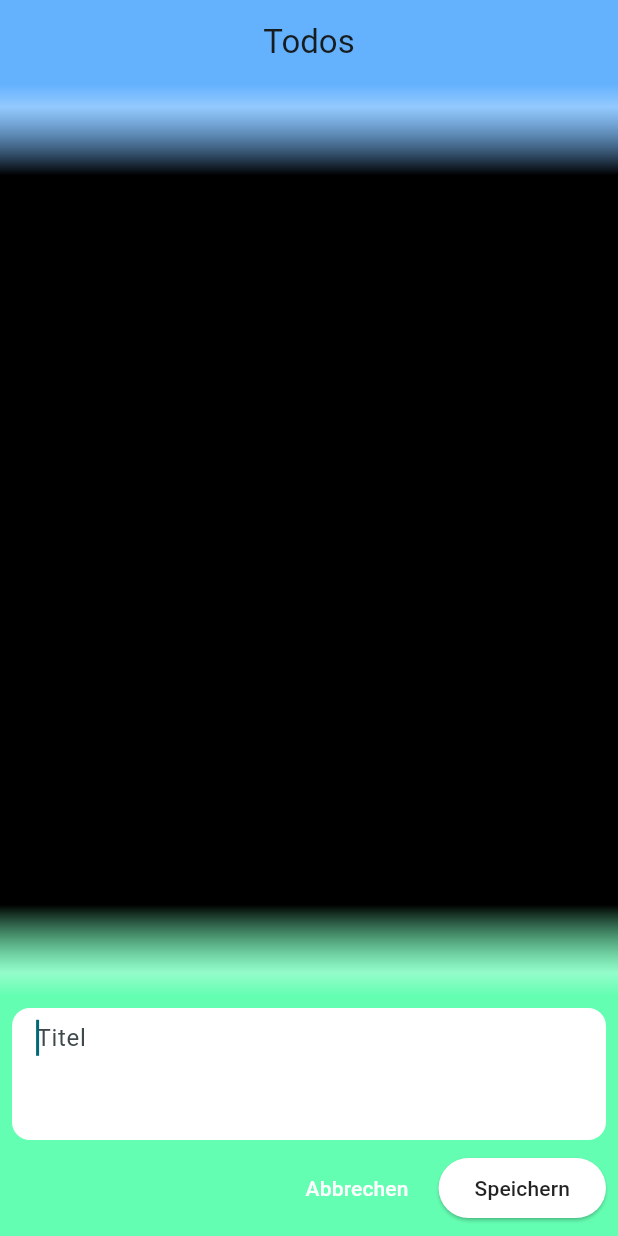
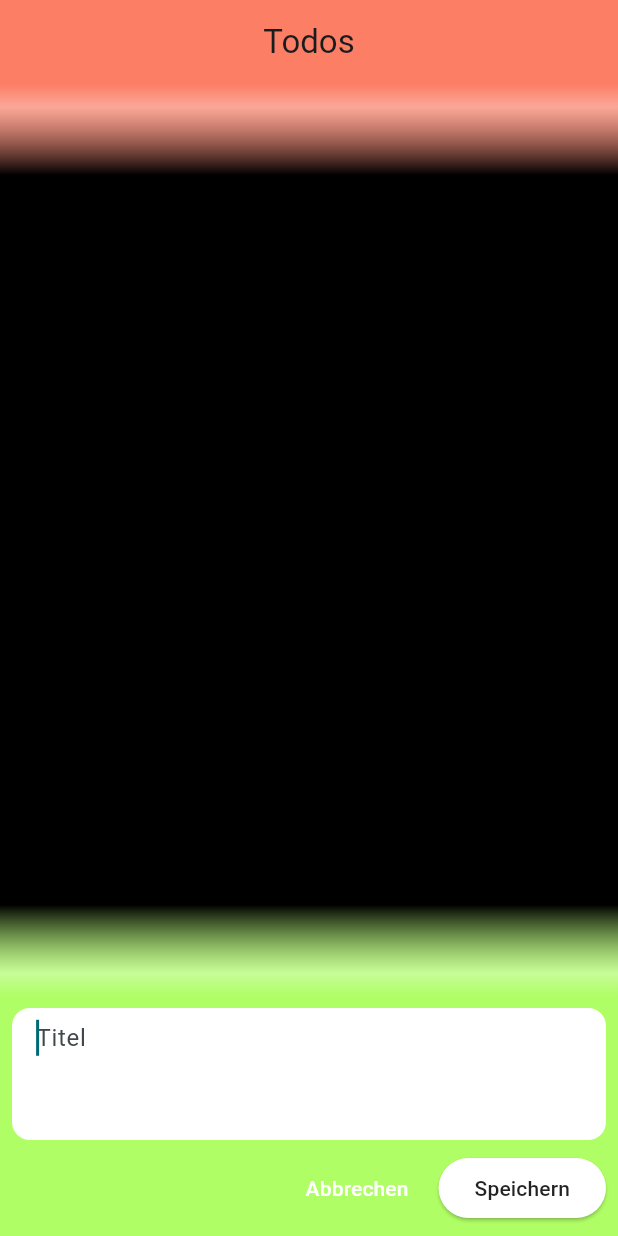
Before and after one commit to Mike4A/todos, a Flutter app: the screen it shows after launch, after a tap on "+ Neues Todo", on a phone screen of 412 x 824 dp. Run offline on Flutter 3.47's test engine with Material 3 defaults, Android fonts, the phone set to English and light mode, and no system bars; our stand-ins replace shared_preferences.

```diff
--- a/lib/main.dart
+++ b/lib/main.dart
@@ -1,8 +1,10 @@
 import 'package:flutter/material.dart';
+import 'package:provider/provider.dart';
 import 'package:todos/screens/todos_screen.dart';
+import 'models/hue_provider.dart';
 
 void main() {
-  runApp(const MyApp());
+  runApp(ChangeNotifierProvider(create: (_) => HueProvider(), child: const MyApp()));
 }
 
 class MyApp extends StatelessWidget {
--- /dev/null
+++ b/lib/models/hue_provider.dart
@@ -0,0 +1,27 @@
+import 'package:flutter/material.dart';
+
+class HueProvider extends ChangeNotifier {
+  double _hueA = 10;
+  double _hueB = 90;
+
+  double get hueA => _hueA;
+
+  double get hueB => _hueB;
+
+  double get hueCore {
+    double diff = (_hueA - _hueB) % 360;
+    if (diff > 180) diff -= 360;
+    double center = (_hueB + diff / 2) % 360;
+    return center < 0 ? center + 360 : center;
+  }
+
+  void setHueA(double newHue) {
+    _hueA = newHue;
+    notifyListeners();
+  }
+
+  void setHueB(double newHue) {
+    _hueB = newHue;
+    notifyListeners();
+  }
+}
--- a/lib/screens/todos_screen.dart
+++ b/lib/screens/todos_screen.dart
@@ -1,4 +1,6 @@
 import 'package:flutter/material.dart';
+import 'package:provider/provider.dart';
+import 'package:todos/models/hue_provider.dart';
 import 'package:todos/models/todo.dart';
 import 'package:todos/widgets/todo_widget.dart';
 import 'dart:convert';
@@ -137,10 +139,11 @@ class _TodosScreenState extends State<TodosScreen> {
 
   @override
   Widget build(BuildContext context) {
+    final hueA = context.watch<HueProvider>().hueA;
     return Scaffold(
       appBar: AppBar(
         surfaceTintColor: Colors.transparent,
-        backgroundColor: HSLColor.fromAHSL(0.75, 210, 1, 0.6).toColor(),
+        backgroundColor: HSLColor.fromAHSL(0.75, hueA, 1, 0.6).toColor(),
         centerTitle: true,
         title: Text(widget.title),
       ),
@@ -158,8 +161,9 @@ class _TodosScreenState extends State<TodosScreen> {
   }
 
   Widget _buildTodoList(BuildContext context) {
-    return Expanded(
-      child: LayoutBuilder(
+    final hueA = context.watch<HueProvider>().hueA;
+    final hueB = context.watch<HueProvider>().hueB;
+    return LayoutBuilder(
       builder: (context, constraints) {
         return Container(
           padding: EdgeInsets.symmetric(
@@ -169,12 +173,12 @@ class _TodosScreenState extends State<TodosScreen> {
           decoration: BoxDecoration(
             gradient: LinearGradient(
               colors: [
-                  HSLColor.fromAHSL(0.75, 210, 1, 0.6).toColor(),
-                  HSLColor.fromAHSL(0.5, 210, 1, 0.6).toColor(),
+                HSLColor.fromAHSL(0.75,hueA, 1, 0.6).toColor(),
+                HSLColor.fromAHSL(0.5, hueA, 1, 0.6).toColor(),
                 Colors.black,
                 Colors.black,
-                  HSLColor.fromAHSL(0.5, 150, 1, 0.6).toColor(),
-                  HSLColor.fromAHSL(0.75, 150, 1, 0.6).toColor(),
+                HSLColor.fromAHSL(0.5, hueB, 1, 0.6).toColor(),
+                HSLColor.fromAHSL(0.75,hueB, 1, 0.6).toColor(),
               ],
               begin: Alignment.topCenter,
               end: Alignment.bottomCenter,
@@ -218,15 +222,15 @@ class _TodosScreenState extends State<TodosScreen> {
           ),
         );
       },
-      ),
     );
   }
 
   Widget _buildBottomBar(BuildContext context) {
+    final hueB = context.watch<HueProvider>().hueB;
     return AnimatedContainer(
       duration: Duration(milliseconds: 300),
       padding: EdgeInsets.all(8),
-      color: HSLColor.fromAHSL(0.75, 150, 1, 0.6).toColor(),
+      color: HSLColor.fromAHSL(0.75, hueB, 1, 0.6).toColor(),
       child: AnimatedSwitcher(
         duration: Duration(milliseconds: 250),
         switchInCurve: Curves.easeOutBack,
--- a/pubspec.yaml
+++ b/pubspec.yaml
@@ -30,11 +30,13 @@ environment:
 dependencies:
   flutter:
     sdk: flutter
-  shared_preferences: ^2.2.2
 
   # The following adds the Cupertino Icons font to your application.
   # Use with the CupertinoIcons class for iOS style icons.
   cupertino_icons: ^1.0.8
+
+  shared_preferences: ^2.2.2
+  provider: ^6.0.5
 
 dev_dependencies:
   flutter_test:
```
Also changed, not shown: lib/widgets/todo_widget.dart (+21 -10 lines), pubspec.lock. Lines whose indentation alone changed are shown as unchanged.
